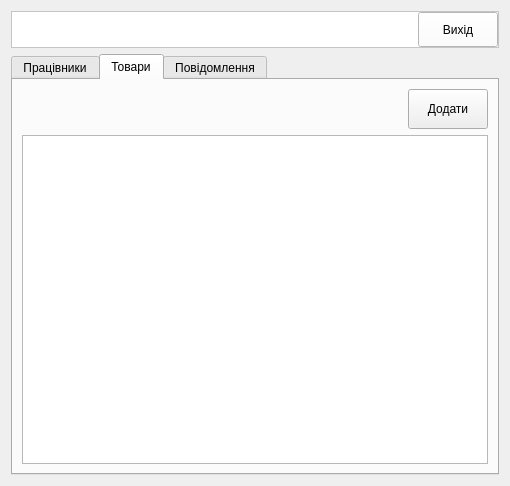
The window that src/app/mainapp/adminform.ui (Bodiok007/Accounting) describes before a commit, drawn with Qt 5.
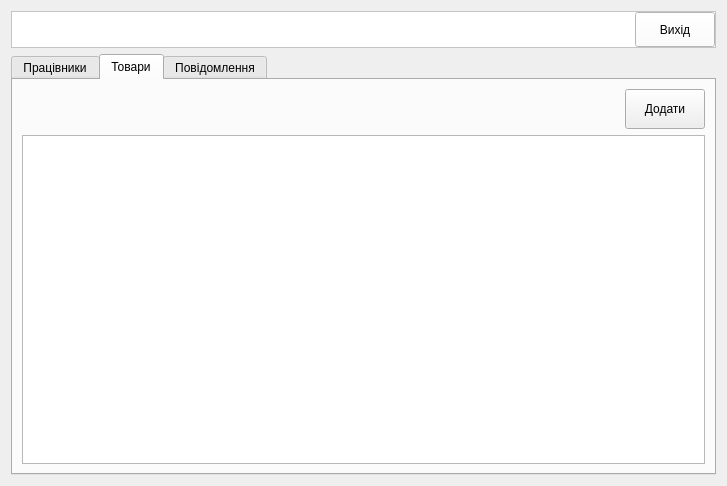
The same window after the commit. Custom widgets are drawn as their Qt base class.

The edit to the form file:
```diff
--- a/src/app/mainapp/adminform.ui
+++ b/src/app/mainapp/adminform.ui
@@ -6,7 +6,7 @@
    <rect>
     <x>0</x>
     <y>0</y>
-    <width>510</width>
+    <width>727</width>
     <height>486</height>
    </rect>
   </property>
```
